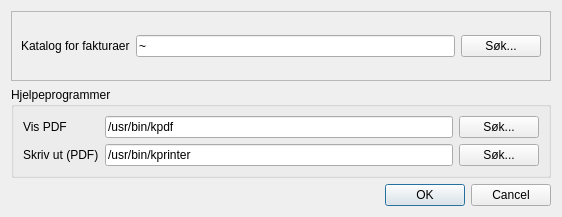
Before: the Qt Designer form finfaktura/ui/programmer.ui in kkoksvik/finfaktura, drawn with Qt 5.
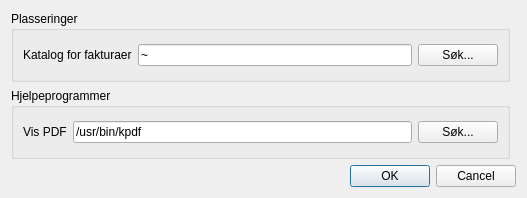
After: the same form once the commit is applied. Custom widgets are drawn as their Qt base class.

Commit message: gjør til qt4

```diff
--- a/finfaktura/ui/programmer.ui
+++ b/finfaktura/ui/programmer.ui
@@ -5,71 +5,30 @@
    <rect>
     <x>0</x>
     <y>0</y>
-    <width>562</width>
-    <height>217</height>
+    <width>527</width>
+    <height>198</height>
    </rect>
   </property>
   <property name="windowTitle" >
    <string>Dialog</string>
   </property>
   <layout class="QGridLayout" name="gridLayout" >
-   <item row="0" column="0" colspan="2" >
-    <widget class="Q3Frame" name="frame28" >
-     <property name="sizePolicy" >
-      <sizepolicy vsizetype="Minimum" hsizetype="Preferred" >
-       <horstretch>4</horstretch>
-       <verstretch>0</verstretch>
-      </sizepolicy>
+   <item row="2" column="0" colspan="2" >
+    <widget class="QDialogButtonBox" name="buttonBox" >
+     <property name="orientation" >
+      <enum>Qt::Horizontal</enum>
      </property>
-     <property name="frameShape" >
-      <enum>QFrame::StyledPanel</enum>
+     <property name="standardButtons" >
+      <set>QDialogButtonBox::Cancel|QDialogButtonBox::Ok</set>
      </property>
-     <property name="frameShadow" >
-      <enum>QFrame::Raised</enum>
-     </property>
-     <layout class="QGridLayout" name="_2" >
-      <item row="0" column="0" >
-       <widget class="QLabel" name="textLabel1_7" >
-        <property name="text" >
-         <string>Katalog for fakturaer</string>
-        </property>
-        <property name="wordWrap" >
-         <bool>false</bool>
-        </property>
-       </widget>
-      </item>
-      <item row="0" column="1" >
-       <widget class="QLineEdit" name="oppsettFakturakatalog" >
-        <property name="toolTip" >
-         <string>Katalog blir PDF-fakturaene lagret</string>
-        </property>
-        <property name="text" >
-         <string>~</string>
-        </property>
-       </widget>
-      </item>
-      <item row="0" column="2" >
-       <widget class="QPushButton" name="oppsettFakturakatalogSok" >
-        <property name="text" >
-         <string>Søk...</string>
-        </property>
-       </widget>
-      </item>
-     </layout>
     </widget>
    </item>
-   <item row="1" column="0" colspan="2" >
-    <widget class="Q3GroupBox" name="groupBox19" >
-     <property name="sizePolicy" >
-      <sizepolicy vsizetype="Preferred" hsizetype="Preferred" >
-       <horstretch>2</horstretch>
-       <verstretch>0</verstretch>
-      </sizepolicy>
-     </property>
+   <item row="1" column="0" >
+    <widget class="QGroupBox" name="groupBox" >
      <property name="title" >
       <string>Hjelpeprogrammer</string>
      </property>
-     <layout class="QGridLayout" >
+     <layout class="QGridLayout" name="gridLayout_2" >
       <item row="0" column="0" >
        <widget class="QLabel" name="textLabel1_4" >
         <property name="text" >
@@ -83,19 +42,6 @@
         </property>
        </widget>
       </item>
-      <item row="1" column="0" >
-       <widget class="QLabel" name="textLabel2_7" >
-        <property name="text" >
-         <string>Skriv ut (PDF)</string>
-        </property>
-        <property name="wordWrap" >
-         <bool>false</bool>
-        </property>
-        <property name="buddy" >
-         <cstring>lineEdit32</cstring>
-        </property>
-       </widget>
-      </item>
       <item row="0" column="1" >
        <widget class="QLineEdit" name="oppsettProgramVisPDF" >
         <property name="toolTip" >
@@ -106,16 +52,6 @@
         </property>
        </widget>
       </item>
-      <item row="1" column="1" >
-       <widget class="QLineEdit" name="oppsettProgramSkrivUtPDF" >
-        <property name="toolTip" >
-         <string>Et program som kan skrive ut PDF</string>
-        </property>
-        <property name="text" >
-         <string>/usr/bin/kprinter</string>
-        </property>
-       </widget>
-      </item>
       <item row="0" column="2" >
        <widget class="QPushButton" name="oppsettProgrammerVisSok" >
         <property name="text" >
@@ -123,55 +59,47 @@
         </property>
        </widget>
       </item>
-      <item row="1" column="2" >
-       <widget class="QPushButton" name="oppsettProgrammerUtskriftSok" >
-        <property name="text" >
-         <string>Søk...</string>
-        </property>
-       </widget>
-      </item>
      </layout>
     </widget>
    </item>
-   <item row="2" column="0" >
-    <spacer name="horizontalSpacer" >
-     <property name="orientation" >
-      <enum>Qt::Horizontal</enum>
+   <item row="0" column="0" >
+    <widget class="QGroupBox" name="groupBox_2" >
+     <property name="title" >
+      <string>Plasseringer</string>
      </property>
-     <property name="sizeHint" stdset="0" >
-      <size>
-       <width>264</width>
-       <height>20</height>
-      </size>
-     </property>
-    </spacer>
-   </item>
-   <item row="2" column="1" >
-    <widget class="QDialogButtonBox" name="buttonBox" >
-     <property name="orientation" >
-      <enum>Qt::Horizontal</enum>
-     </property>
-     <property name="standardButtons" >
-      <set>QDialogButtonBox::Cancel|QDialogButtonBox::Ok</set>
-     </property>
+     <layout class="QGridLayout" name="gridLayout_3" >
+      <item row="0" column="0" >
+       <widget class="QLabel" name="textLabel1_7" >
+        <property name="text" >
+         <string>Katalog for fakturaer</string>
+        </property>
+        <property name="wordWrap" >
+         <bool>false</bool>
+        </property>
+       </widget>
+      </item>
+      <item row="0" column="1" >
+       <widget class="QLineEdit" name="oppsettFakturakatalog" >
+        <property name="toolTip" >
+         <string>Katalog blir PDF-fakturaene lagret</string>
+        </property>
+        <property name="text" >
+         <string>~</string>
+        </property>
+       </widget>
+      </item>
+      <item row="0" column="2" >
+       <widget class="QPushButton" name="oppsettFakturakatalogSok" >
+        <property name="text" >
+         <string>Søk...</string>
+        </property>
+       </widget>
+      </item>
+     </layout>
     </widget>
    </item>
   </layout>
  </widget>
- <customwidgets>
-  <customwidget>
-   <class>Q3GroupBox</class>
-   <extends>QGroupBox</extends>
-   <header>Qt3Support/Q3GroupBox</header>
-   <container>1</container>
-  </customwidget>
-  <customwidget>
-   <class>Q3Frame</class>
-   <extends>QFrame</extends>
-   <header>Qt3Support/Q3Frame</header>
-   <container>1</container>
-  </customwidget>
- </customwidgets>
  <resources/>
  <connections>
   <connection>
```
Left out of the diff: 11 changed lines with no effect on the pictures.
